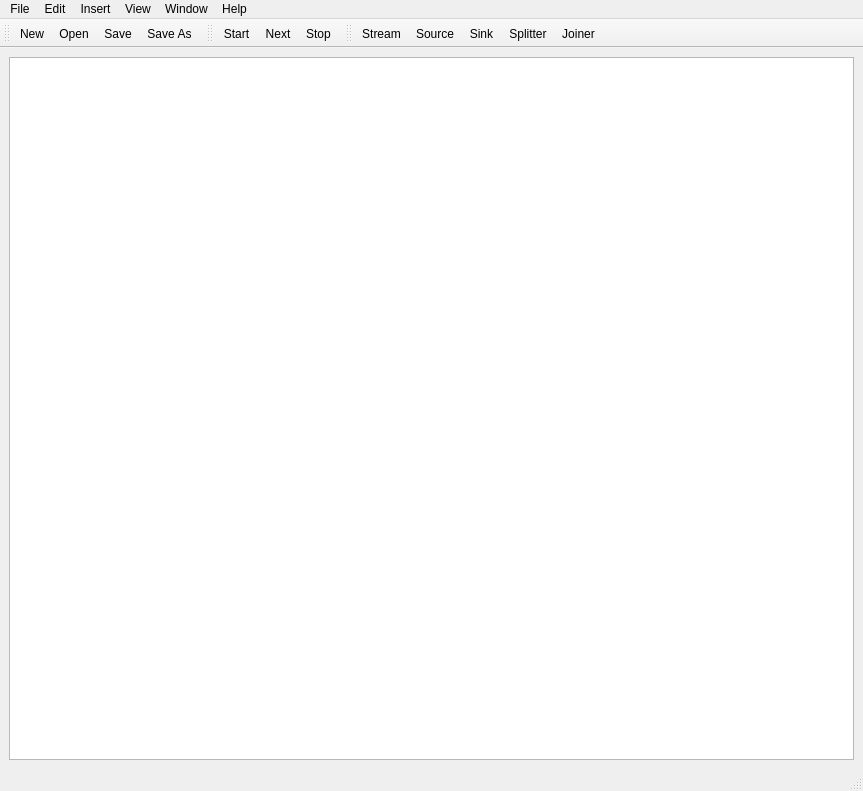
Old version of the form src/main_window.ui in the repository herstky/DES.
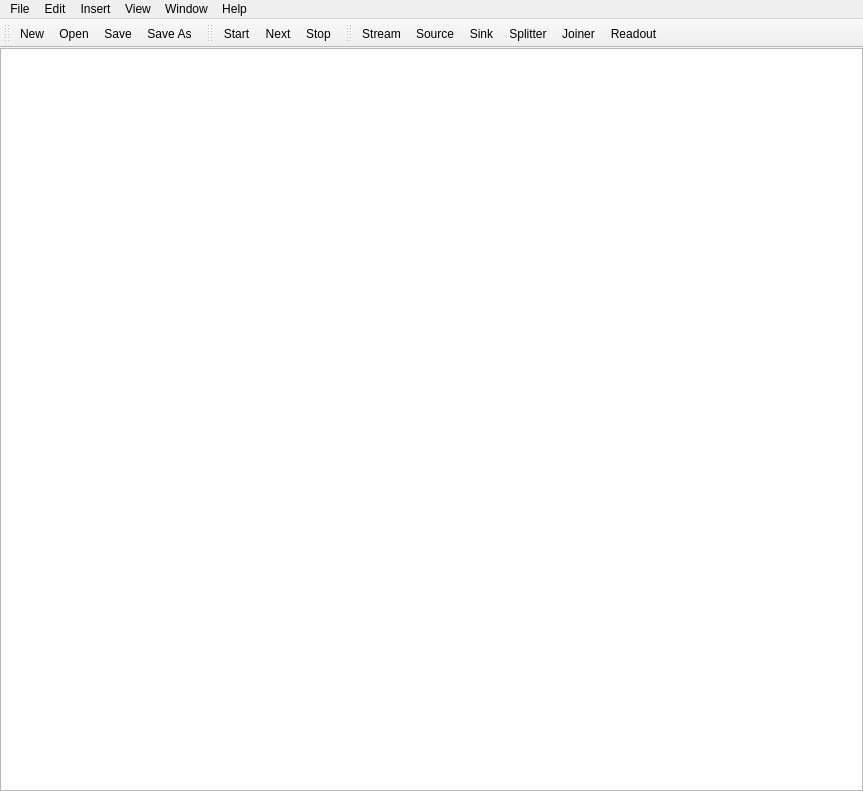
New version of the form.

Patch:
```diff
--- a/src/main_window.ui
+++ b/src/main_window.ui
@@ -15,6 +15,18 @@
   </property>
   <widget class="QWidget" name="centralwidget">
    <layout class="QGridLayout" name="gridLayout_2">
+    <property name="leftMargin">
+     <number>0</number>
+    </property>
+    <property name="topMargin">
+     <number>0</number>
+    </property>
+    <property name="rightMargin">
+     <number>0</number>
+    </property>
+    <property name="bottomMargin">
+     <number>0</number>
+    </property>
     <item row="0" column="0">
      <layout class="QGridLayout" name="gridLayout">
       <property name="spacing">
@@ -140,8 +152,8 @@
    <addaction name="actionSink"/>
    <addaction name="actionSplitter"/>
    <addaction name="actionJoiner"/>
+   <addaction name="actionReadout"/>
   </widget>
-  <widget class="QStatusBar" name="statusBar"/>
   <action name="actionNew">
    <property name="text">
     <string>New</string>
@@ -216,6 +228,11 @@
     <string>Stream</string>
    </property>
   </action>
+  <action name="actionReadout">
+   <property name="text">
+    <string>Readout</string>
+   </property>
+  </action>
  </widget>
  <resources/>
  <connections/>
```
